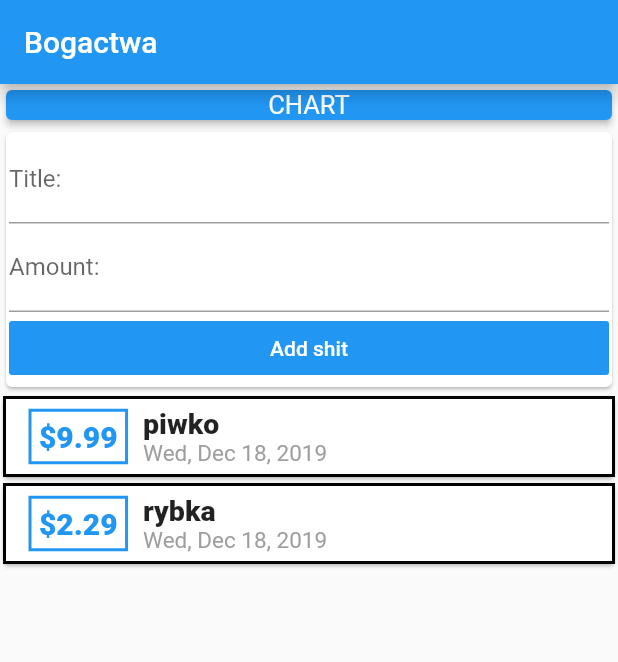
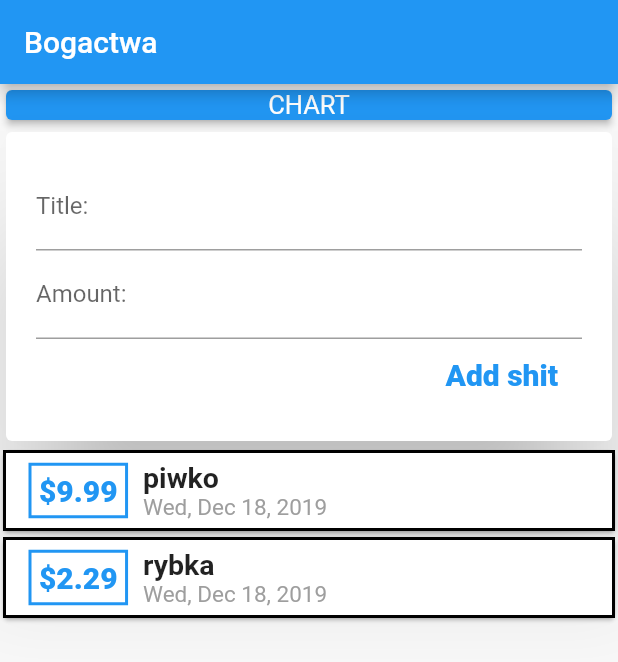
Before and after one commit to hide85x/BogactwoMobileApp, a Flutter app: the screen it shows after launch, after a tap on "Add shit", on a phone screen of 412 x 824 dp. Shown: the top 662 px of the screen. Run offline on Flutter 3.47's test engine with Material 2 defaults, Android fonts, the phone set to English and light mode, and no system bars.

Commit message:
saepareted app to diferent widgets

```diff
--- a/lib/main.dart
+++ b/lib/main.dart
@@ -1,7 +1,8 @@
+import './widgets/user_transactions.dart';
 import 'package:flutter/material.dart';
-import './transaction.dart'; // importuje wszystkie NIE PRYWATNE propsy
-import 'package:intl/intl.dart';
+import './models/transaction.dart';
 
+// importuje wszystkie NIE PRYWATNE propsy
 void main() => runApp(MyApp());
 
 class MyApp extends StatelessWidget {
@@ -15,24 +16,6 @@ class MyApp extends StatelessWidget {
 }
 
 class MyHomePage extends StatelessWidget {
-  final List<Transaction> transactions = [
-    Transaction(
-      id: 't1',
-      title: "piwko",
-      amount: 9.99,
-      date: DateTime.now(),
-    ),
-    Transaction(
-      id: 't2',
-      title: "rybka",
-      amount: 2.29,
-      date: DateTime.now(),
-    )
-  ];
-
-  // String titleInput;
-  // String amountInput;
-
   @override
   Widget build(BuildContext context) {
     return Scaffold(
@@ -48,7 +31,7 @@ class MyHomePage extends StatelessWidget {
           Container(
             // dlatego opakowujemy w container, albo TEXT albo CARD
             // size of card depends of its child , a text depends on card
-            //gupia sprawa,  zaleznosc font size : card od child i child od text, bledne kolo
+            //gupia sprawa,  zaleznosc fontsize : card od child i child od text, bledne kolo
             //kombinowac trzeba z opakowawywaniem elementow w containery
             width: double.infinity,
             child: Card(
@@ -59,82 +42,7 @@ class MyHomePage extends StatelessWidget {
               elevation: 2,
             ),
           ),
-          Card(
-            elevation: 1,
-            child: Container(
-              padding: EdgeInsets.all(2),
-              child: Column(
-                crossAxisAlignment: CrossAxisAlignment.stretch,
-                children: <Widget>[
-                  TextField(
-                    decoration: InputDecoration(labelText: "Title:"),
-                    // onChanged: (val) => {
-                    //   titleInput = val,
-                    // },
-                  ),
-                  TextField(
-                    decoration: InputDecoration(labelText: "Amount:"),
-                    // onChanged: (val) => {
-                    //   amountInput = val,
-                    // },
-                  ),
-                  FlatButton(
-                    color: Colors.blue,
-                    child: Text("Add shit"),
-                    textColor: Colors.white,
-                    onPressed: () {
-                      print(titleInput);
-                      print(amountInput);
-                    },
-                  )
-                ],
-              ),
-            ),
-          ),
-          Column(
-            children: transactions.map((tx) {
-              return Card(
-                margin: EdgeInsets.all(2),
-                child: Container(
-                  decoration: BoxDecoration(
-                      border: Border.all(color: Colors.black, width: 2),
-                      color: Colors.white),
-                  padding: EdgeInsets.all(5),
-                  child: Row(
-                    children: <Widget>[
-                      Container(
-                        padding: EdgeInsets.all(5),
-                        margin:
-                            EdgeInsets.symmetric(vertical: 1, horizontal: 10),
-                        decoration: BoxDecoration(
-                            border: Border.all(color: Colors.blue, width: 2),
-                            color: Colors.white),
-                        child: Text('\$${tx.amount}', //tx.amount.toString(),
-                            style: TextStyle(
-                                fontWeight: FontWeight.w800,
-                                fontSize: 20,
-                                color: Colors.blue)),
-                      ),
-                      Column(
-                        mainAxisAlignment: MainAxisAlignment.spaceBetween,
-                        crossAxisAlignment: CrossAxisAlignment.start,
-                        children: <Widget>[
-                          Container(
-                            child: Text(tx.title,
-                                style: TextStyle(
-                                    fontSize: 19, fontWeight: FontWeight.w800)),
-                          ),
-                          Text(DateFormat.yMMMEd().format(tx.date),
-                              style:
-                                  TextStyle(fontSize: 15, color: Colors.grey))
-                        ],
-                      )
-                    ],
-                  ),
-                ),
-              );
-            }).toList(),
-          )
+          UserTransactions(),
         ],
       ),
     );
--- /dev/null
+++ b/lib/widgets/new_transaction.dart
@@ -0,0 +1,46 @@
+import 'package:flutter/material.dart';
+
+
+class NewTransaction extends StatelessWidget {
+
+  final titleController = TextEditingController(); // podajemu te controllery w propsie control   naszych textArea input
+  final amountController= TextEditingController();
+
+  @override
+  Widget build(BuildContext context) {
+    return Card(
+            elevation: 40,
+            child: Container(
+              margin: EdgeInsets.all(20),
+              child: Column(
+                crossAxisAlignment: CrossAxisAlignment.end,
+                children: <Widget>[
+                  TextField(
+                    controller: titleController,
+                    decoration: InputDecoration(labelText: "Title:"),
+                    // onChanged: (val) => {
+                    //   titleInput = val,
+                    // },
+                  ),
+                  TextField(
+                    controller: amountController,
+                    decoration: InputDecoration(labelText: "Amount:"),
+                    // onChanged: (val) => {
+                    //   amountInput = val,
+                    // },
+                  ),
+                  FlatButton(
+                    child: Text("Add shit",
+                    style: TextStyle(fontWeight: FontWeight.w800, fontSize: 20),),
+                    textColor: Colors.blue,
+                    onPressed: () {
+                      print(titleController.text);
+                      print(amountController.text);
+                    },
+                  )
+                ],
+              ),
+            ),
+          );
+  }
+}
--- /dev/null
+++ b/lib/widgets/transcation_list.dart
@@ -0,0 +1,59 @@
+import 'package:bogactwo/models/transaction.dart';
+import 'package:flutter/material.dart';
+import 'package:intl/intl.dart';
+
+// wszytskie statowe rzeczy robimy w userTransactions wiec zmieniamy ta klase na stateless
+class TransactionList extends StatelessWidget {
+
+final List<Transaction> transactions ;
+
+TransactionList(this.transactions);
+
+  @override
+  Widget build(BuildContext context) {
+    return Column(
+            children: transactions.map((tx) {
+              return Card(
+                margin: EdgeInsets.all(2),
+                child: Container(
+                  decoration: BoxDecoration(
+                      border: Border.all(color: Colors.black, width: 2),
+                      color: Colors.white),
+                  padding: EdgeInsets.all(5),
+                  child: Row(
+                    children: <Widget>[
+                      Container(
+                        padding: EdgeInsets.all(5),
+                        margin:
+                            EdgeInsets.symmetric(vertical: 1, horizontal: 10),
+                        decoration: BoxDecoration(
+                            border: Border.all(color: Colors.blue, width: 2),
+                            color: Colors.white),
+                        child: Text('\$${tx.amount}', //tx.amount.toString(),
+                            style: TextStyle(
+                                fontWeight: FontWeight.w800,
+                                fontSize: 20,
+                                color: Colors.blue)),
+                      ),
+                      Column(
+                        mainAxisAlignment: MainAxisAlignment.spaceBetween,
+                        crossAxisAlignment: CrossAxisAlignment.start,
+                        children: <Widget>[
+                          Container(
+                            child: Text(tx.title,
+                                style: TextStyle(
+                                    fontSize: 19, fontWeight: FontWeight.w600)),
+                          ),
+                          Text(DateFormat.yMMMEd().format(tx.date),
+                              style:
+                                  TextStyle(fontSize: 15, color: Colors.grey))
+                        ],
+                      )
+                    ],
+                  ),
+                ),
+              );
+            }).toList(),
+          );
+  }
+}
--- /dev/null
+++ b/lib/widgets/user_transactions.dart
@@ -0,0 +1,38 @@
+import 'package:flutter/material.dart';
+import './new_transaction.dart';
+
+import './transcation_list.dart';
+import '../models/transaction.dart';
+
+class UserTransactions extends StatefulWidget {
+  @override
+  _UserTransactionsState createState() => _UserTransactionsState();
+}
+
+class _UserTransactionsState extends State<UserTransactions> {
+
+    final List<Transaction> _userTransactions= [
+     Transaction(
+      id: 't1',
+      title: "piwko",
+      amount: 9.99,
+      date: DateTime.now(),
+    ),
+    Transaction(
+      id: 't2',
+      title: "rybka",
+      amount: 2.29,
+      date: DateTime.now(),
+    )
+  ];
+
+  @override
+  Widget build(BuildContext context) {
+    return Column(
+      children: <Widget>[
+        NewTransaction(),
+        TransactionList(_userTransactions),
+      ],
+    );
+  }
+}
```
Also changed, not shown: lib/models/transaction.dart (renamed from lib/transaction.dart).
